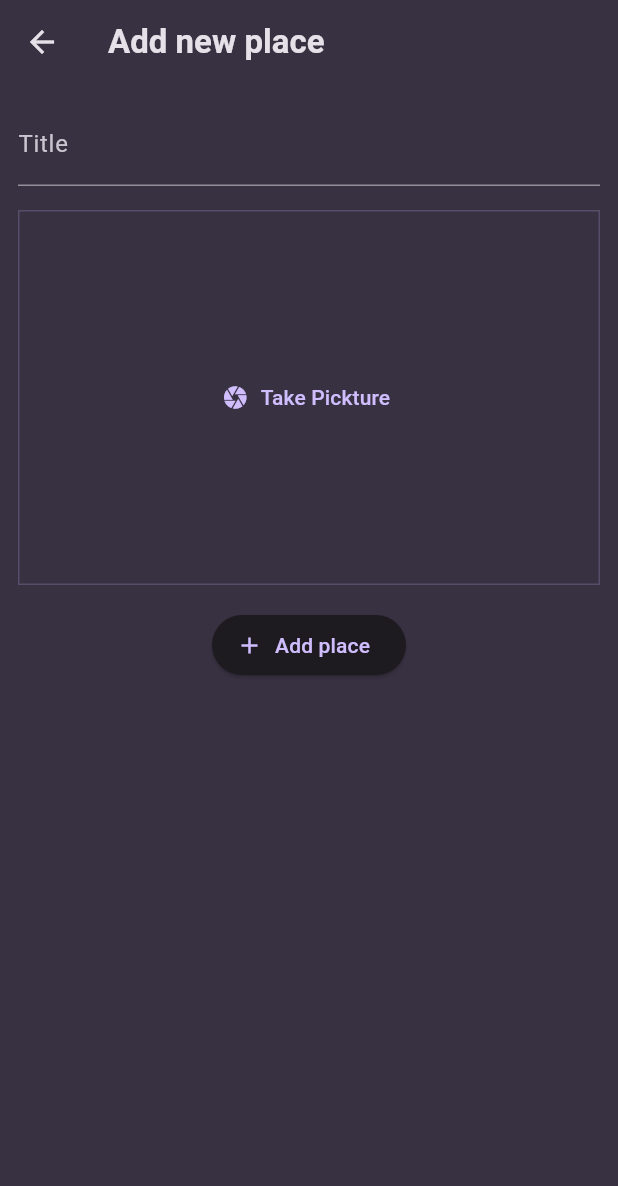
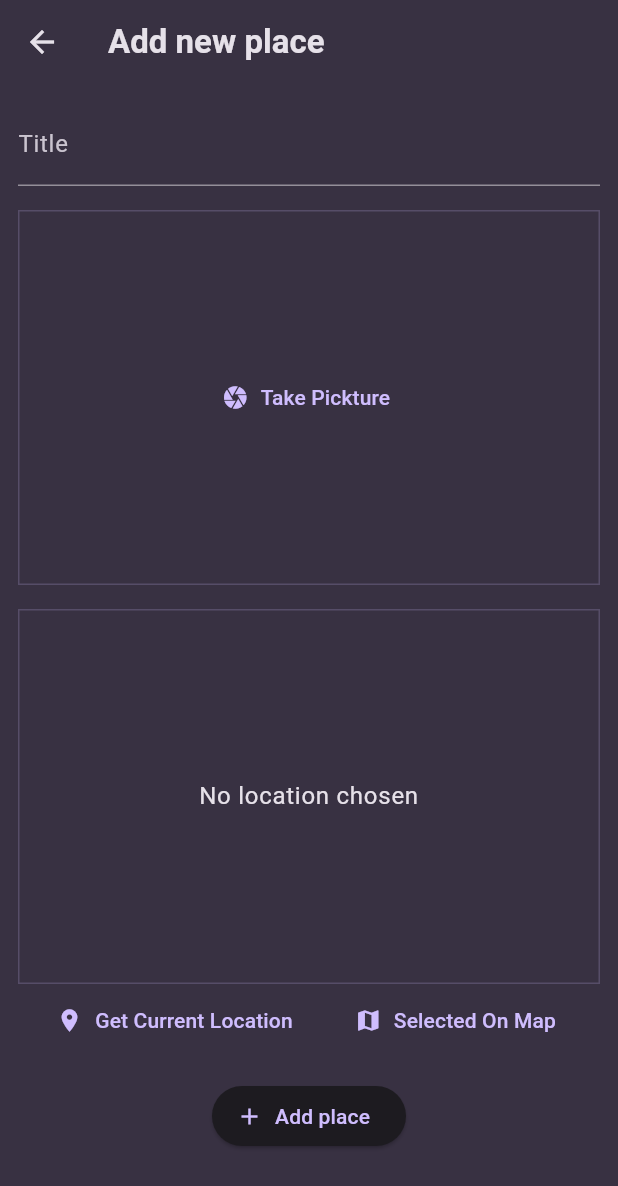
Before and after one commit to lightrao/fdtcg_favorite_places_app, a Flutter app: the AddPlaceScreen screen opened directly, on a phone screen of 412 x 824 dp. Shown: the top 1186 px of the screen. Run offline on Flutter 3.47's test engine with Material 3 defaults, Android fonts, the light colour scheme and no system bars; our stand-ins replace flutter_riverpod, google_fonts, image_picker.

Commit message:
Adding the "location" Package & Starting with the "Get Location" Input Widget

```diff
--- a/lib/screens/add_place.dart
+++ b/lib/screens/add_place.dart
@@ -2,6 +2,7 @@
 
 import 'package:fdtcg_favorite_places_app/providers/user_places.dart';
 import 'package:fdtcg_favorite_places_app/widgets/image_input.dart';
+import 'package:fdtcg_favorite_places_app/widgets/location_input.dart';
 import 'package:flutter/material.dart';
 import 'package:flutter_riverpod/flutter_riverpod.dart';
 
@@ -67,6 +68,10 @@
             const SizedBox(
               height: 16,
             ),
+            LocationInput(),
+            const SizedBox(
+              height: 16,
+            ),
             ElevatedButton.icon(
               onPressed: _savePlace,
               icon: const Icon(Icons.add),
--- /dev/null
+++ b/lib/widgets/location_input.dart
@@ -0,0 +1,53 @@
+import 'package:flutter/material.dart';
+
+class LocationInput extends StatefulWidget {
+  const LocationInput({super.key});
+
+  @override
+  State<LocationInput> createState() {
+    return _LocationInputState();
+  }
+}
+
+class _LocationInputState extends State<LocationInput> {
+  @override
+  Widget build(BuildContext context) {
+    return Column(
+      children: [
+        Container(
+          decoration: BoxDecoration(
+            border: Border.all(
+              width: 1,
+              color: Theme.of(context).colorScheme.primary.withOpacity(0.2),
+            ),
+          ),
+          height: 250,
+          width: double.infinity,
+          alignment: Alignment.center,
+          child: Text(
+            'No location chosen',
+            textAlign: TextAlign.center,
+            style: Theme.of(context).textTheme.bodyLarge!.copyWith(
+                  color: Theme.of(context).colorScheme.onSurface,
+                ),
+          ),
+        ),
+        Row(
+          mainAxisAlignment: MainAxisAlignment.spaceEvenly,
+          children: [
+            TextButton.icon(
+              onPressed: () {},
+              label: const Text('Get Current Location'),
+              icon: const Icon(Icons.location_on),
+            ),
+            TextButton.icon(
+              onPressed: () {},
+              label: const Text('Selected On Map'),
+              icon: const Icon(Icons.map),
+            ),
+          ],
+        ),
+      ],
+    );
+  }
+}
--- a/pubspec.yaml
+++ b/pubspec.yaml
@@ -39,6 +39,7 @@
   uuid: ^4.5.1
   flutter_riverpod: ^2.5.1
   image_picker: ^1.1.2
+  location: ^6.0.2
 
 dev_dependencies:
   flutter_test:
```
Also changed, not shown: pubspec.lock, 3 other files.
